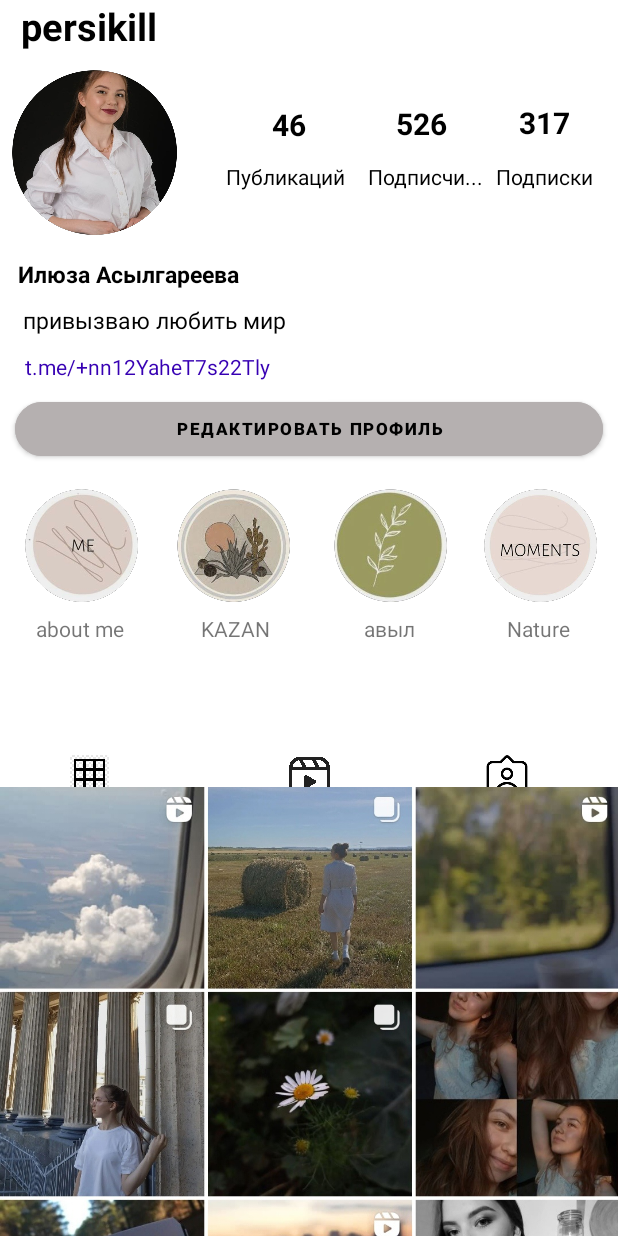
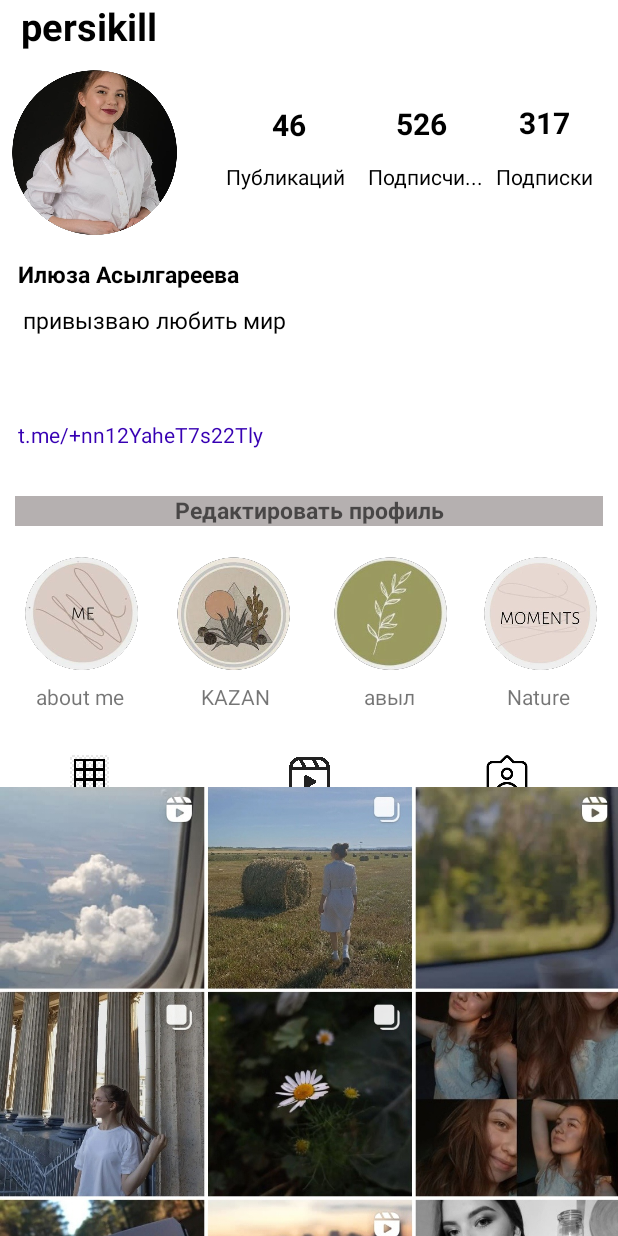
Before and after one commit to Iluyza/AndroidHomeworks, an Android app: the screen it shows after launch (MainActivity), on a phone screen of 412 x 824 dp. Run offline under Robolectric (Android 15) with nearby library versions, the phone set to English and light mode, and no system bars.

Commit message:
fixed First Homework

```diff
--- a/app/src/main/java/ru/itis/persikill/androidhomeworks/MainActivity.kt
+++ b/app/src/main/java/ru/itis/persikill/androidhomeworks/MainActivity.kt
@@ -1,37 +1,26 @@
 package ru.itis.persikill.androidhomeworks
 
-import android.app.Activity
-import android.content.Intent
 import androidx.appcompat.app.AppCompatActivity
 import android.os.Bundle
 import android.view.View
 import android.widget.Button
+import android.widget.EditText
 import android.widget.ImageView
-import android.widget.Toast
+import android.widget.TextView
 
 class MainActivity : AppCompatActivity() {
     override fun onCreate(savedInstanceState: Bundle?) {
         super.onCreate(savedInstanceState)
         setContentView(R.layout.activity_main)
 
-//    fun cleanPhoto(view: View) {
-//        view.setOnClickListener() {
-//            var v : View = findViewById(R.id.iv_main)
-//            v.setVisibility(v.GONE)
-//        }
-//    }
+        val mButton1 = findViewById<EditText>(R.id.et_red)
+        val mButton2: TextView = findViewById(R.id.tv_status)
 
-        val mButton1 = findViewById<Button>(R.id.btn_red)
-        val mButton2: ImageView = findViewById(R.id.iv_main)
-
-        var temp = false
+        val temp = false
         mButton1.setOnClickListener {
             if (!temp) {
-                mButton2.visibility = View.INVISIBLE
-            } else {
-                mButton2.visibility = View.VISIBLE
+                mButton2.visibility = View.GONE
             }
-            temp = !temp
         }
     }
 }
--- a/app/src/main/java/ru/itis/persikill/androidhomeworks/PublicSharedPreferences.kt
+++ /dev/null
@@ -1,20 +0,0 @@
-package ru.itis.persikill.androidhomeworks
-
-
-import android.content.Context
-import android.preference.PreferenceManager
-
-
-object PublicSharedPreferences {
-    fun setDefaults(key: String?, value: String?, context: Context?) {
-        val prefs = PreferenceManager.getDefaultSharedPreferences(context)
-        val editor = prefs.edit()
-        editor.putString(key, value)
-        editor.commit()
-    }
-
-    fun getDefaults(key: String?, context: Context?): String? {
-        val preferences = PreferenceManager.getDefaultSharedPreferences(context)
-        return preferences.getString(key, null)
-    }
-}
--- a/app/src/main/res/layout/activity_main.xml
+++ b/app/src/main/res/layout/activity_main.xml
@@ -24,7 +24,7 @@
         android:layout_width="110dp"
         android:layout_height="110dp"
         android:layout_marginTop="12dp"
-        app:layout_constraintEnd_toStartOf="@+id/textView5"
+        app:layout_constraintEnd_toStartOf="@+id/tv_publication"
         app:layout_constraintHorizontal_bias="0.114"
         app:layout_constraintStart_toStartOf="parent"
         app:layout_constraintTop_toBottomOf="@+id/textView4"
@@ -32,30 +32,30 @@
         tools:ignore="MissingConstraints" />
 
     <TextView
-        android:id="@+id/textView"
+        android:id="@+id/tv_t_publication"
         android:layout_width="wrap_content"
         android:layout_height="wrap_content"
         android:layout_marginTop="108dp"
         android:text="@string/tv_publication"
         android:textColor="@color/black"
-        app:layout_constraintEnd_toStartOf="@+id/textView2"
+        app:layout_constraintEnd_toStartOf="@+id/tv_t_subscribers"
         app:layout_constraintHorizontal_bias="0.906"
         app:layout_constraintStart_toStartOf="parent"
         app:layout_constraintTop_toTopOf="parent" />
 
     <TextView
-        android:id="@+id/textView2"
+        android:id="@+id/tv_t_subscribers"
         android:layout_width="wrap_content"
         android:layout_height="wrap_content"
         android:layout_marginTop="108dp"
         android:layout_marginEnd="8dp"
         android:text="@string/tv_subtitres"
         android:textColor="@color/black"
-        app:layout_constraintEnd_toStartOf="@+id/textView3"
+        app:layout_constraintEnd_toStartOf="@+id/tv_t_subscription"
         app:layout_constraintTop_toTopOf="parent" />
 
     <TextView
-        android:id="@+id/textView3"
+        android:id="@+id/tv_t_subscription"
         android:layout_width="wrap_content"
         android:layout_height="wrap_content"
         android:layout_marginTop="108dp"
@@ -66,7 +66,7 @@
         app:layout_constraintTop_toTopOf="parent" />
 
     <TextView
-        android:id="@+id/textView5"
+        android:id="@+id/tv_publication"
         android:layout_width="wrap_content"
         android:layout_height="wrap_content"
         android:layout_marginEnd="60dp"
@@ -74,13 +74,13 @@
         android:textColor="@color/black"
         android:textSize="20sp"
         android:textStyle="bold"
-        app:layout_constraintBottom_toBottomOf="@+id/textView"
-        app:layout_constraintEnd_toStartOf="@+id/textView6"
+        app:layout_constraintBottom_toBottomOf="@+id/tv_t_publication"
+        app:layout_constraintEnd_toStartOf="@+id/tv_subscribers"
         app:layout_constraintTop_toTopOf="parent"
         app:layout_constraintVertical_bias="0.69" />
 
     <TextView
-        android:id="@+id/textView6"
+        android:id="@+id/tv_subscribers"
         android:layout_width="wrap_content"
         android:layout_height="wrap_content"
         android:layout_marginEnd="48dp"
@@ -88,7 +88,7 @@
         android:textColor="@color/black"
         android:textSize="20sp"
         android:textStyle="bold"
-        app:layout_constraintBottom_toTopOf="@+id/textView2"
+        app:layout_constraintBottom_toTopOf="@+id/tv_t_subscribers"
         app:layout_constraintEnd_toStartOf="@+id/textView7"
         app:layout_constraintTop_toTopOf="parent"
         app:layout_constraintVertical_bias="0.851" />
@@ -99,18 +99,18 @@
         android:layout_height="wrap_content"
         android:layout_marginEnd="32dp"
         android:layout_marginBottom="32dp"
-        android:text="317"
+        android:text="@string/tv_subscriptions"
         android:textColor="@color/black"
         android:textSize="20sp"
         android:textStyle="bold"
-        app:layout_constraintBottom_toBottomOf="@+id/textView3"
+        app:layout_constraintBottom_toBottomOf="@+id/tv_t_subscription"
         app:layout_constraintEnd_toEndOf="parent" />
 
     <TextView
+        android:id="@+id/tv_my_name"
         android:text="@string/tv_my_name"
         android:layout_width="204dp"
         android:layout_height="43dp"
-        android:id="@+id/textView8"
         android:textSize="15sp"
         android:textStyle="bold"
         android:textColor="@color/black"
@@ -120,7 +120,7 @@
         android:layout_marginStart="12dp" />
 
     <TextView
-        android:id="@+id/textView9"
+        android:id="@+id/tv_status"
         android:layout_width="wrap_content"
         android:layout_height="wrap_content"
         android:layout_marginTop="156dp"
@@ -133,24 +133,24 @@
         app:layout_constraintTop_toTopOf="@+id/iv_main" />
 
     <TextView
-        android:text="@string/tv_telegram_link"
+        android:id="@+id/textView10"
         android:layout_width="wrap_content"
         android:layout_height="wrap_content"
-        android:id="@+id/textView10"
+        android:layout_marginBottom="204dp"
+        android:text="@string/tv_telegram_link"
         android:textColor="@color/purple_700"
-        app:layout_constraintStart_toStartOf="parent"
+        app:layout_constraintBottom_toTopOf="@id/iv_all_content"
         app:layout_constraintEnd_toEndOf="parent"
-        app:layout_constraintHorizontal_bias="0.068"
-        app:layout_constraintTop_toTopOf="@+id/textView9"
-        android:layout_marginTop="32dp" />
+        app:layout_constraintHorizontal_bias="0.048"
+        app:layout_constraintStart_toStartOf="parent" />
 
     <ImageView
-        android:id="@+id/imageView3"
+        android:id="@+id/iv_me"
         android:layout_width="75dp"
         android:layout_height="75dp"
         android:layout_marginBottom="27dp"
         app:layout_constraintBottom_toBottomOf="@+id/textView11"
-        app:layout_constraintEnd_toStartOf="@+id/imageView4"
+        app:layout_constraintEnd_toStartOf="@+id/iv_kazan"
         app:layout_constraintHorizontal_bias="0.395"
         app:layout_constraintStart_toStartOf="parent"
         app:layout_constraintTop_toBottomOf="@+id/textView10"
@@ -158,7 +158,7 @@
         app:srcCompat="@drawable/me" />
 
     <ImageView
-        android:id="@+id/imageView4"
+        android:id="@+id/iv_kazan"
         android:layout_width="75dp"
         android:layout_height="75dp"
         android:layout_marginStart="20dp"
@@ -170,7 +170,7 @@
         app:srcCompat="@drawable/city" />
 
     <ImageView
-        android:id="@+id/imageView5"
+        android:id="@+id/iv_villige"
         android:layout_width="75dp"
         android:layout_height="75dp"
         android:layout_marginTop="32dp"
@@ -184,7 +184,7 @@
         app:srcCompat="@drawable/nature" />
 
     <ImageView
-        android:id="@+id/imageView6"
+        android:id="@+id/iv_nature"
         android:layout_width="75dp"
         android:layout_height="75dp"
         android:layout_marginStart="19dp"
@@ -192,29 +192,29 @@
         android:layout_marginEnd="12dp"
         app:layout_constraintEnd_toEndOf="parent"
         app:layout_constraintHorizontal_bias="0.75"
-        app:layout_constraintStart_toEndOf="@+id/imageView5"
+        app:layout_constraintStart_toEndOf="@+id/iv_villige"
         app:layout_constraintTop_toBottomOf="@+id/textView10"
         app:srcCompat="@drawable/moment" />
 
     <TextView
-        android:text="about me"
+        android:text="@string/tv_me"
         android:layout_width="wrap_content"
         android:layout_height="wrap_content"
         android:id="@+id/textView11"
         app:layout_constraintStart_toStartOf="parent"
-        app:layout_constraintTop_toBottomOf="@+id/imageView4"
+        app:layout_constraintTop_toBottomOf="@+id/iv_kazan"
         android:layout_marginTop="8dp"
         android:layout_marginStart="24dp"
         app:layout_constraintBottom_toBottomOf="@+id/textView12" />
 
     <TextView
-        android:text="KAZAN"
+        android:text="@string/tv_kazan"
         android:layout_width="wrap_content"
         android:layout_height="wrap_content"
         android:id="@+id/textView12"
-        app:layout_constraintTop_toBottomOf="@+id/imageView4"
+        app:layout_constraintTop_toBottomOf="@+id/iv_kazan"
         android:layout_marginTop="8dp"
-        app:layout_constraintStart_toStartOf="@+id/imageView4"
+        app:layout_constraintStart_toStartOf="@+id/iv_kazan"
         android:layout_marginStart="16dp" />
 
     <TextView
@@ -223,10 +223,10 @@
         android:layout_height="wrap_content"
         android:id="@+id/textView13"
         android:layout_marginTop="8dp"
-        app:layout_constraintTop_toBottomOf="@+id/imageView5"
+        app:layout_constraintTop_toBottomOf="@+id/iv_villige"
         app:layout_constraintBottom_toBottomOf="@+id/textView12"
         app:layout_constraintVertical_bias="1.0"
-        app:layout_constraintStart_toStartOf="@+id/imageView5"
+        app:layout_constraintStart_toStartOf="@+id/iv_villige"
         android:layout_marginStart="20dp" />
 
     <TextView
@@ -235,14 +235,14 @@
         android:layout_height="wrap_content"
         android:id="@+id/textView14"
         android:layout_marginTop="8dp"
-        app:layout_constraintTop_toBottomOf="@+id/imageView6"
+        app:layout_constraintTop_toBottomOf="@+id/iv_nature"
         app:layout_constraintBottom_toBottomOf="@+id/textView13"
-        app:layout_constraintStart_toEndOf="@+id/imageView5"
+        app:layout_constraintStart_toEndOf="@+id/iv_villige"
         android:layout_marginStart="40dp"
         app:layout_constraintVertical_bias="0.0" />
 
     <ImageView
-        android:id="@+id/imageView7"
+        android:id="@+id/iv_all_content"
         android:layout_width="31dp"
         android:layout_height="26dp"
         android:layout_marginStart="44dp"
@@ -253,7 +253,7 @@
         app:srcCompat="@drawable/one" />
 
     <ImageView
-        android:id="@+id/imageView8"
+        android:id="@+id/iv_person"
         android:layout_width="60dp"
         android:layout_height="41dp"
         android:layout_marginEnd="44dp"
@@ -264,10 +264,9 @@
         app:srcCompat="@drawable/third" />
 
     <ImageView
-        android:id="@+id/imageView"
+        android:id="@+id/iv_video"
         android:layout_width="27dp"
         android:layout_height="81dp"
-
         app:layout_constraintBottom_toBottomOf="parent"
         app:layout_constraintEnd_toEndOf="parent"
         app:layout_constraintStart_toStartOf="parent"
@@ -275,26 +274,26 @@
         app:layout_constraintVertical_bias="0.643"
         app:srcCompat="@drawable/secondd" />
 
-    <Button
-        android:id="@+id/btn_red"
+    <EditText
+        android:id="@+id/et_red"
         android:layout_width="match_parent"
-        android:layout_height="wrap_content"
+        android:layout_height="20sp"
         android:layout_marginStart="10sp"
         android:layout_marginEnd="10sp"
-        android:backgroundTint="@color/grey"
-        android:text="@string/btn_myprofile"
+        android:background="@color/grey"
+        android:hint="@string/btn_myprofile"
         android:textColor="@color/black"
-        android:textSize="11sp"
+        android:textSize="15sp"
+        android:gravity="center_horizontal"
         android:textStyle="bold"
-        app:cornerRadius="20dp"
-        app:layout_constraintBottom_toTopOf="@+id/imageView5"
+        app:layout_constraintBottom_toTopOf="@+id/iv_villige"
         app:layout_constraintEnd_toEndOf="parent"
         app:layout_constraintStart_toStartOf="parent"
         app:layout_constraintTop_toTopOf="parent"
         app:layout_constraintVertical_bias="0.942" />
 
     <ImageView
-        android:id="@+id/imageView10"
+        android:id="@+id/iv_main_content"
         android:layout_width="413dp"
         android:layout_height="659dp"
         android:layout_marginTop="400dp"
--- a/app/src/main/res/values/strings.xml
+++ b/app/src/main/res/values/strings.xml
@@ -10,4 +10,7 @@
     <string name="tv_nature">Nature</string>
     <string name="tv_vilage">авыл</string>
     <string name="btn_myprofile">Редактировать профиль</string>
+    <string name="tv_kazan">KAZAN</string>
+    <string name="tv_me">about me</string>
+    <string name="tv_subscriptions">317</string>
 </resources>
```
